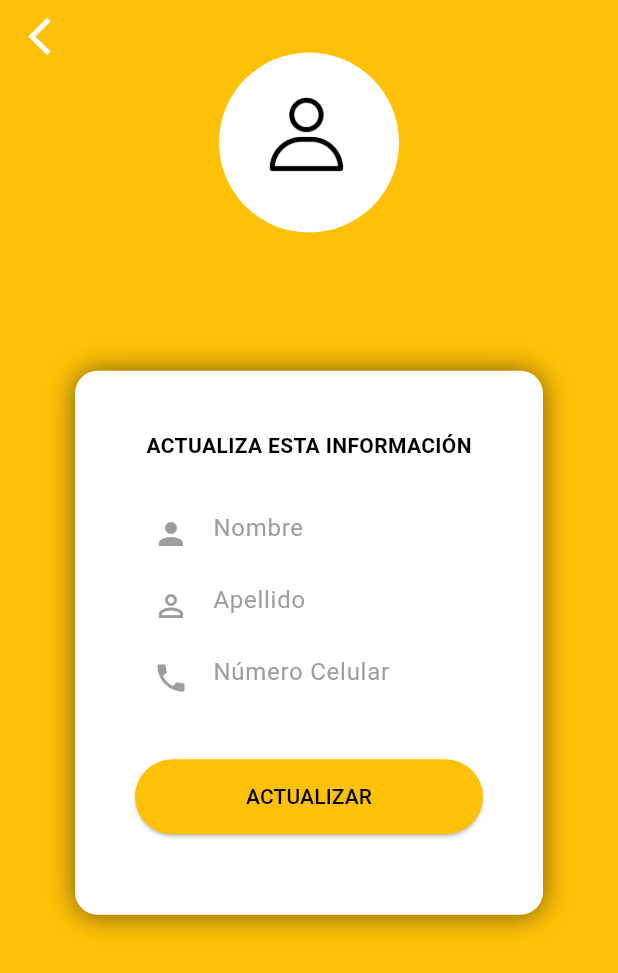
After one commit to OrlayMolina/App_Delivery, a Flutter app: the ClientProfileUpdatePage screen opened by its route, on a phone screen of 412 x 824 dp. The commit adds this screen. Shown: the top 973 px of the screen. Run offline on Flutter 3.47's test engine with Material 3 defaults, Android fonts, the phone set to English and light mode, and no system bars; our stand-ins replace get, get_storage, image_picker, sn_progress_dialog; accounts and stored records are empty; project files that could hold a hidden picture were left out.

Commit message:
Se crea la vista nueva para actualizar los datos de usuario.

```diff
--- a/flutter_delivery/lib/main.dart
+++ b/flutter_delivery/lib/main.dart
@@ -2,6 +2,7 @@ import 'package:flutter/material.dart';
 import 'package:flutter_delivery/src/models/user.dart';
 import 'package:flutter_delivery/src/pages/client/products/list/client_products_list_page.dart';
 import 'package:flutter_delivery/src/pages/client/profile/info/client_profile_info_page.dart';
+import 'package:flutter_delivery/src/pages/client/profile/update/client_profile_update_page.dart';
 import 'package:flutter_delivery/src/pages/delivery/orders/list/delivery_orders_list_page.dart';
 import 'package:flutter_delivery/src/pages/home/home_page.dart';
 import 'package:flutter_delivery/src/pages/login/login_page.dart';
@@ -52,7 +53,8 @@ class _MyAppState extends State<MyApp> {
         GetPage(name: '/restaurant/orders/list', page: () => RestaurantOrdersListPage()),
         GetPage(name: '/delivery/orders/list', page: () => DeliveryOrdersListPage()),
         GetPage(name: '/client/products/list', page: () => ClientProductsListPage()),
-        GetPage(name: '/client/profile/info', page: () => ClientProfileInfoPage())
+        GetPage(name: '/client/profile/info', page: () => ClientProfileInfoPage()),
+        GetPage(name: '/client/profile/update', page: () => ClientProfileUpdatePage())
       ],
       theme: ThemeData(
         primaryColor: Colors.amber,
--- /dev/null
+++ b/flutter_delivery/lib/src/pages/client/profile/update/client_profile_update_page.dart
@@ -0,0 +1,193 @@
+import 'package:flutter/material.dart';
+import 'package:flutter_delivery/src/pages/client/profile/update/client_profile_update_controller.dart';
+import 'package:get/get.dart';
+
+class ClientProfileUpdatePage extends StatelessWidget {
+
+  ClientProfileUpdateController controller = Get.put(ClientProfileUpdateController());
+
+  @override
+  Widget build(BuildContext context) {
+    /// Scaffold es la maquetación de nuestra aplicación.
+    return Scaffold(
+      body: Stack(
+        /// Llamo el método que carga la imágen principal de la aplicación.
+        children: [
+          _backgroundCover(context),
+          _boxForm(context),
+          _imageUser(context),
+          _buttonBack()
+        ],
+      ),
+    );
+  }
+
+  /**
+   * Método que permitirá navegar hacia la pantalla principal de la aplicación.
+   */
+  Widget _buttonBack(){
+    return SafeArea(
+        child: Container(
+          margin: EdgeInsets.only(left: 10),
+          child: IconButton(
+            onPressed: () => Get.back(),
+            icon: Icon(
+              Icons.arrow_back_ios,
+              color: Colors.white,
+              size: 30,
+            ),
+          ),
+        )
+    );
+  }
+
+  /// Color amarillo de fondo de la pantalla de inicio.
+  Widget _backgroundCover(BuildContext context){
+    return Container(
+      /// Propiedad double.infinity para cubrir todo el fondo completo.
+      width: double.infinity,
+      /// Recibe por parámetro el contexto (tamaño de pantalla, entre otros) para realizar el cálculo a tráves de porcenje
+      /// de cuánto debería ocupar el color amarillo de fondo.
+      height: MediaQuery.of(context).size.height * 0.35,
+      color: Colors.amber,
+    );
+  }
+
+  /// Método que construye un componente frame en donde el usuario se logeará.
+  Widget _boxForm(BuildContext context){
+    return Container(
+      height: MediaQuery.of(context).size.height * 0.44,
+      margin: EdgeInsets.only(top: MediaQuery.of(context).size.height * 0.3, left: 50, right: 50),
+      decoration: BoxDecoration(
+          color: Colors.white,
+          borderRadius: BorderRadius.circular(15),
+          boxShadow: <BoxShadow>[
+            BoxShadow(
+                color: Colors.black54,
+                blurRadius: 15,
+                offset: Offset(0, 0.75)
+            )
+          ]
+      ),
+      /// SingleChildScrollView arregla un problema de overflow o sobreposición en los textFileds.
+      child: SingleChildScrollView(
+        child: Column(
+          children: [
+            _textYourInfo(),
+            _textFieldName(),
+            _textFieldLastName(),
+            _textFieldPhone(),
+            _buttonUpdate(context)
+          ],
+        ),
+      ),
+    );
+  }
+
+  /**
+   * Campo Textfield para ingresar el nombre del usuario en un formulario.
+   */
+  Widget _textFieldName(){
+    return Container(
+      margin: EdgeInsets.symmetric(horizontal: 40),
+      child: TextField(
+        controller: controller.nameController,
+        keyboardType: TextInputType.text,
+        decoration: InputDecoration(
+            hintText: 'Nombre',
+            /// Propiedad Icon nos habilita una galeria completa de imagenes que podemos utilizar en nuestros componentes.
+            prefixIcon: Icon(Icons.person)
+        ),
+      ),
+    );
+  }
+
+  /// Campo Textfield para ingresar el apellido del usuario.
+  Widget _textFieldLastName(){
+    return Container(
+      margin: EdgeInsets.symmetric(horizontal: 40),
+      child: TextField(
+        controller: controller.lastnameController,
+        keyboardType: TextInputType.text,
+        decoration: InputDecoration(
+            hintText: 'Apellido',
+            /// Propiedad Icon nos habilita una galeria completa de imagenes que podemos utilizar en nuestros componentes.
+            prefixIcon: Icon(Icons.person_outline)
+        ),
+      ),
+    );
+  }
+
+  /// Campo Textfield para ingresar el número celular del usuario.
+  Widget _textFieldPhone(){
+    return Container(
+      margin: EdgeInsets.symmetric(horizontal: 40),
+      child: TextField(
+        controller: controller.phoneController,
+        keyboardType: TextInputType.phone,
+        decoration: InputDecoration(
+            hintText: 'Número Celular',
+            /// Propiedad Icon nos habilita una galeria completa de imagenes que podemos utilizar en nuestros componentes.
+            prefixIcon: Icon(Icons.phone)
+        ),
+      ),
+    );
+  }
+
+  /// Widget que muestra el botón de login.
+  Widget _buttonUpdate(BuildContext context){
+    return Container(
+      width: double.infinity,
+      margin: EdgeInsets.symmetric(horizontal: 40, vertical: 30),
+      child: ElevatedButton(
+          onPressed: () {},
+          style: ElevatedButton.styleFrom(
+              padding: EdgeInsets.symmetric(vertical: 15)
+          ),
+          child: Text(
+            'ACTUALIZAR',
+            style: TextStyle(
+              color: Colors.black,
+            ),
+          )
+      ),
+    );
+  }
+
+  Widget _imageUser(BuildContext context){
+    return SafeArea(
+      child: Container(
+        margin: EdgeInsets.only(top: 35),
+        alignment: Alignment.topCenter,
+        child: GestureDetector(
+            onTap: () => controller.showAlertDialog(context),
+            child: GetBuilder<ClientProfileUpdateController> (
+              builder: (value) => CircleAvatar(
+                /// NULL SAFETY
+                backgroundImage: controller.imageFile != null ? FileImage(controller.imageFile!) :
+                AssetImage('assets/img/user_profile.png') as ImageProvider,
+                radius: 60,
+                backgroundColor: Colors.white,
+              ),
+            )
+        ),
+      ),
+    );
+  }
+
+  /**
+   * Texto auxiliar en la pantalla principal.
+   */
+  Widget _textYourInfo(){
+    return Container(
+        margin: EdgeInsets.only(top: 40, bottom: 25),
+        child: Text(
+          'ACTUALIZA ESTA INFORMACIÓN',
+          style: TextStyle(
+            color: Colors.black,
+            fontWeight: FontWeight.bold,
+          ),
+        )
+    );
+  }
+}
```
Also changed, not shown: flutter_delivery/lib/src/pages/client/profile/info/client_profile_info_controller.dart (+9 -0 lines), flutter_delivery/lib/src/pages/client/profile/info/client_profile_info_page.dart (+20 -2 lines), flutter_delivery/lib/src/pages/client/profile/update/client_profile_update_controller.dart (added, +68 -0 lines).
